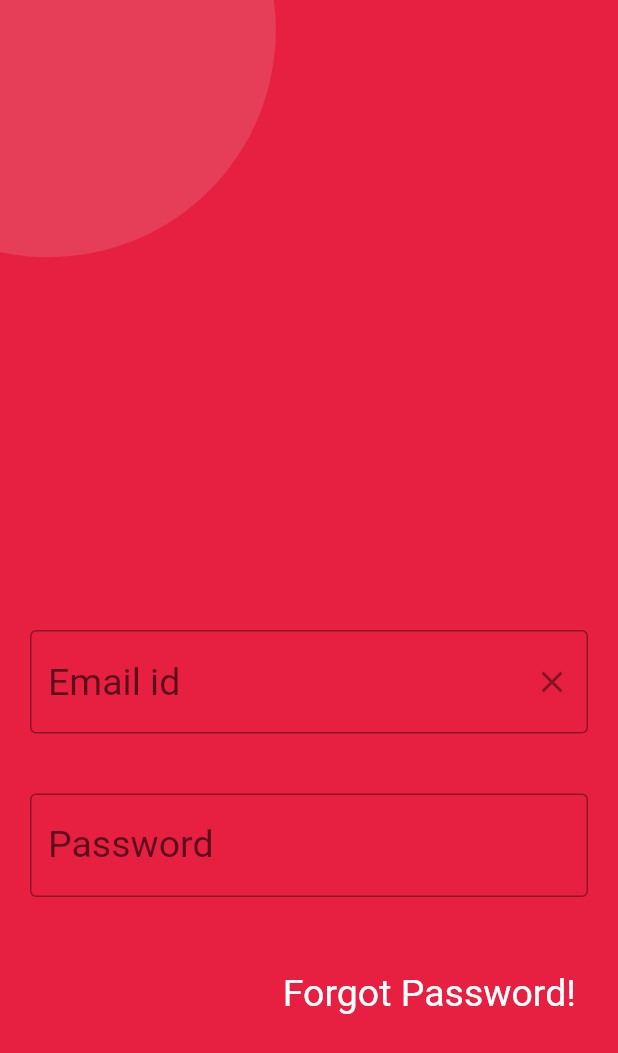
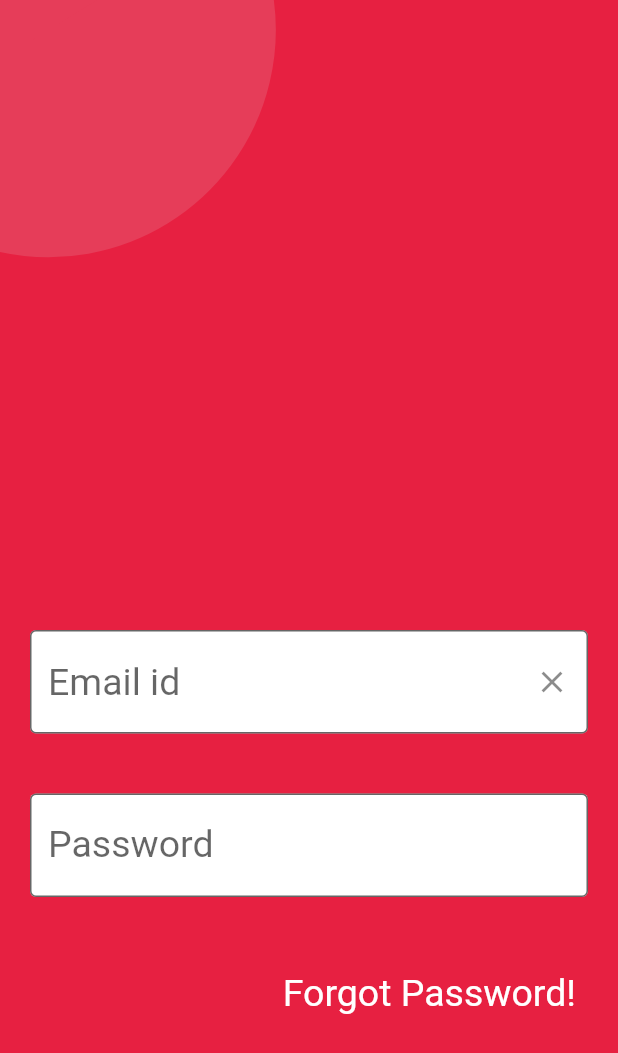
Before and after one commit to adinashby-vanier-college/app-dev-2-project-gurjas936, a Flutter app: the screen it shows after launch, after a tap on "Sign in", on a phone screen of 412 x 824 dp. Shown: the top 1053 px of the screen. Run offline on Flutter 3.47's test engine with Material 2 defaults, Android fonts, the phone set to English and light mode, and no system bars.

Commit message:
text button input fields

```diff
--- a/lib/screens/signIn.dart
+++ b/lib/screens/signIn.dart
@@ -29,7 +29,8 @@ class signIn extends StatelessWidget {
             child: TextField(
               style: TextStyle(fontSize: 25,color:Colors.white),
               controller: _textController,
-              decoration: InputDecoration(
+              decoration: InputDecoration(fillColor: Colors.white,
+                  filled: true,
                   //fillColor: Colors.cyanAccent,
 
                   hintText: "Email id",
@@ -54,7 +55,8 @@ class signIn extends StatelessWidget {
               style: TextStyle(fontSize: 25,color: Colors.white),
               obscureText: true,
               controller: passwordController,
-              decoration: const InputDecoration(
+              decoration: const InputDecoration(fillColor: Colors.white,
+                filled: true,
                 border: OutlineInputBorder(),
                 labelText: 'Password',
               ),
```
